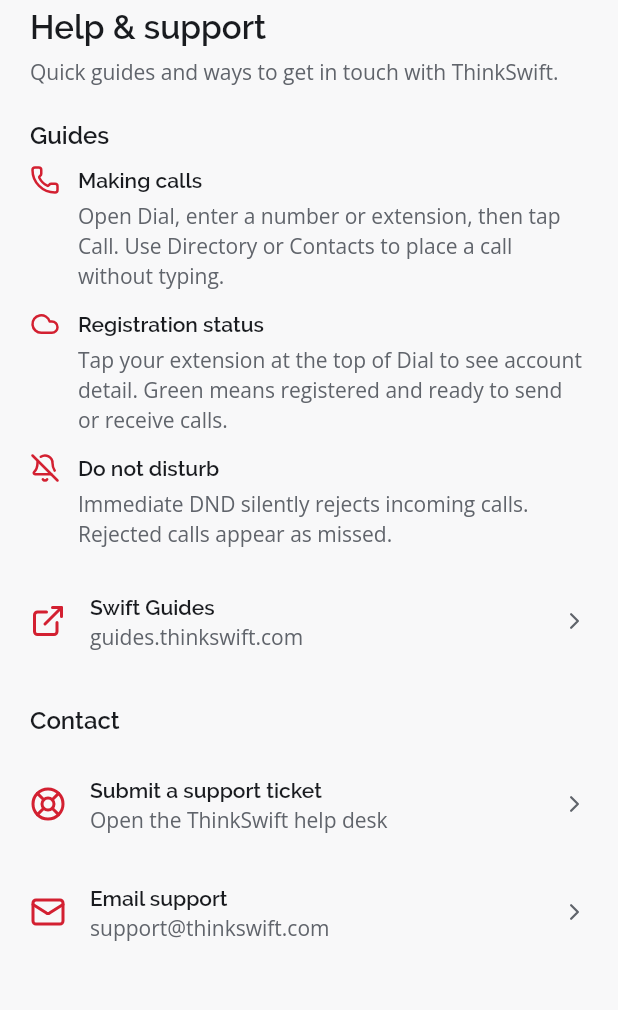
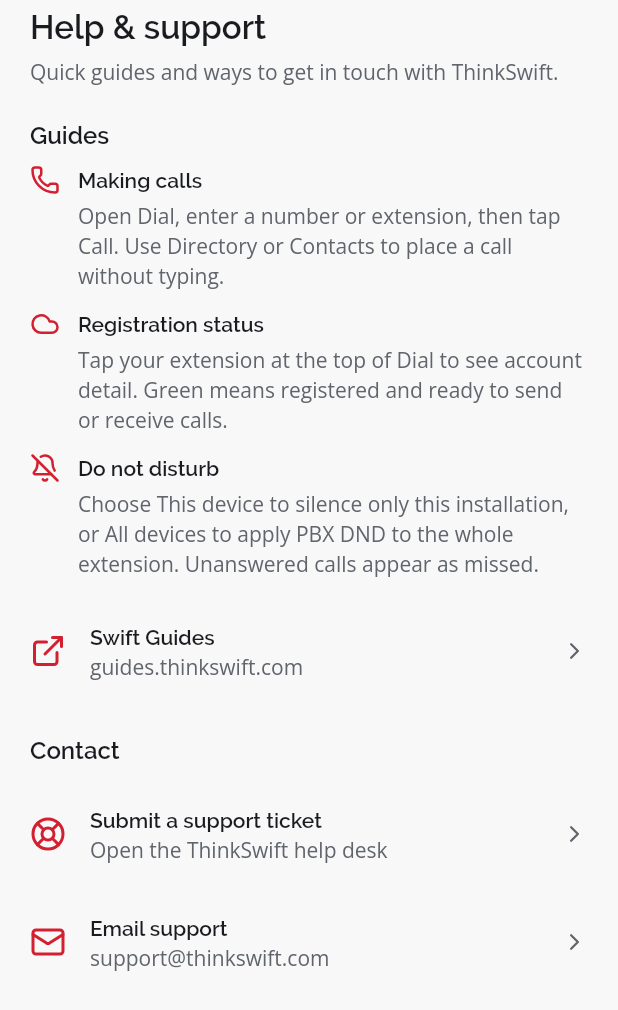
Before and after one commit to thinkswifttech/VoipCloud, a Flutter app: the HelpSupportSheet widget shown alone on an empty page, opened directly, on a phone screen of 412 x 824 dp. Shown: the top 1010 px of the screen. Run offline on Flutter 3.47's test engine with Material 3 defaults, Android fonts, the phone set to English and light mode, and no system bars; our stand-ins replace connectivity_plus, dio, firebase_core, firebase_messaging, flutter_contacts, flutter_riverpod and 5 more; missing offline and left inert: cryptography, desktop_drop, file_selector, mobile_scanner, phone_numbers_parser, zxing2; accounts and stored records are empty.

Commit message:
Sync lib/shared/widgets/help_support_sheet.dart from current app source

```diff
--- a/lib/shared/widgets/help_support_sheet.dart
+++ b/lib/shared/widgets/help_support_sheet.dart
@@ -74,8 +74,9 @@
               icon: AppIcons.bellOff,
               title: 'Do not disturb',
               body:
-                  'Immediate DND silently rejects incoming calls. Rejected '
-                  'calls appear as missed.',
+                  'Choose This device to silence only this installation, or '
+                  'All devices to apply PBX DND to the whole extension. '
+                  'Unanswered calls appear as missed.',
             ),
             if (canMessage)
               const _HelpGuideTile(
```
